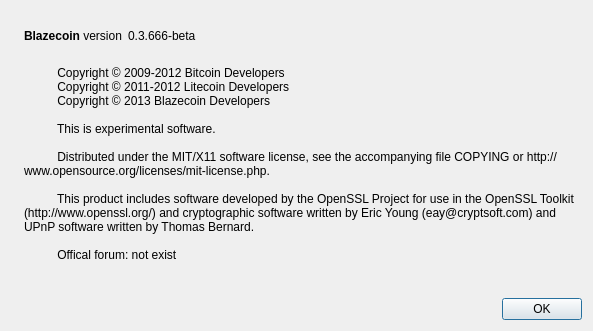
Qt form src/qt/forms/aboutdialog.ui (wpstudio/blazecoin) before a commit.
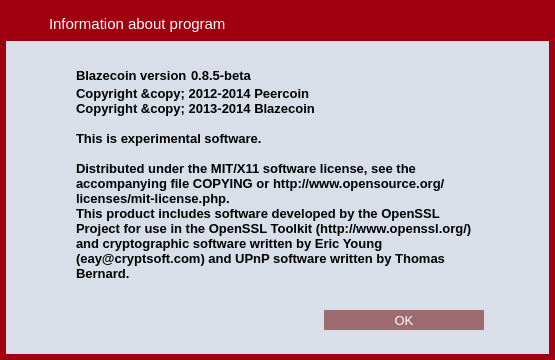
The same form after that commit. Icons and pictures are not drawn.

Commit message: Version 2 fix with Leveldb done right

Patch:
```diff
--- a/src/qt/forms/aboutdialog.ui
+++ b/src/qt/forms/aboutdialog.ui
@@ -6,38 +6,247 @@
    <rect>
     <x>0</x>
     <y>0</y>
-    <width>593</width>
-    <height>331</height>
+    <width>555</width>
+    <height>360</height>
    </rect>
   </property>
+  <property name="minimumSize">
+   <size>
+    <width>555</width>
+    <height>360</height>
+   </size>
+  </property>
+  <property name="maximumSize">
+   <size>
+    <width>555</width>
+    <height>372</height>
+   </size>
+  </property>
   <property name="windowTitle">
    <string>About Blazecoin</string>
   </property>
-  <layout class="QHBoxLayout" name="horizontalLayout_2">
+  <property name="styleSheet">
+   <string notr="true">QLabel {
+	color: #000000;
+}
+
+QDialog {
+	background-color: rgb(158, 0, 15);
+}
+
+</string>
+  </property>
+  <layout class="QVBoxLayout" name="verticalLayout_2">
+   <property name="spacing">
+    <number>0</number>
+   </property>
+   <property name="leftMargin">
+    <number>6</number>
+   </property>
+   <property name="topMargin">
+    <number>6</number>
+   </property>
+   <property name="rightMargin">
+    <number>6</number>
+   </property>
+   <property name="bottomMargin">
+    <number>6</number>
+   </property>
    <item>
-    <widget class="QLabel" name="label_4">
+    <widget class="QFrame" name="frame">
+     <property name="styleSheet">
+      <string notr="true">#frame {
+	background-color: #D8DFE9;
+    border-style:none;
+}</string>
+     </property>
+     <property name="frameShape">
+      <enum>QFrame::StyledPanel</enum>
+     </property>
+     <property name="frameShadow">
+      <enum>QFrame::Raised</enum>
+     </property>
+     <layout class="QVBoxLayout" name="verticalLayout">
+      <property name="spacing">
+       <number>0</number>
+      </property>
+      <property name="leftMargin">
+       <number>0</number>
+      </property>
+      <property name="topMargin">
+       <number>0</number>
+      </property>
+      <property name="rightMargin">
+       <number>0</number>
+      </property>
+      <property name="bottomMargin">
+       <number>0</number>
+      </property>
+      <item>
+       <widget class="QWidget" name="wCaption" native="true">
+        <property name="minimumSize">
+         <size>
+          <width>0</width>
+          <height>35</height>
+         </size>
+        </property>
+        <property name="maximumSize">
+         <size>
+          <width>16777215</width>
+          <height>35</height>
+         </size>
+        </property>
+        <property name="styleSheet">
+         <string notr="true">#wCaption {
+	background-color:  rgb(158, 0, 15);
+}</string>
+        </property>
+        <property name="is_header" stdset="0">
+         <bool>true</bool>
+        </property>
+        <layout class="QHBoxLayout" name="horizontalLayout_19">
+         <property name="leftMargin">
+          <number>0</number>
+         </property>
+         <property name="topMargin">
+          <number>0</number>
+         </property>
+         <property name="rightMargin">
+          <number>0</number>
+         </property>
+         <property name="bottomMargin">
+          <number>0</number>
+         </property>
+         <item>
+          <spacer name="horizontalSpacer_26">
+           <property name="orientation">
+            <enum>Qt::Horizontal</enum>
+           </property>
+           <property name="sizeType">
+            <enum>QSizePolicy::Fixed</enum>
+           </property>
+           <property name="sizeHint" stdset="0">
+            <size>
+             <width>7</width>
+             <height>20</height>
+            </size>
+           </property>
+          </spacer>
+         </item>
+         <item>
+          <widget class="QLabel" name="lbTitleIcon">
      <property name="sizePolicy">
-      <sizepolicy hsizetype="Preferred" vsizetype="Ignored">
+            <sizepolicy hsizetype="Preferred" vsizetype="Preferred">
        <horstretch>0</horstretch>
        <verstretch>0</verstretch>
       </sizepolicy>
      </property>
+           <property name="minimumSize">
+            <size>
+             <width>30</width>
+             <height>30</height>
+            </size>
+           </property>
+           <property name="maximumSize">
+            <size>
+             <width>30</width>
+             <height>30</height>
+            </size>
+           </property>
+           <property name="text">
+            <string/>
+           </property>
      <property name="pixmap">
       <pixmap resource="../bitcoin.qrc">:/images/about</pixmap>
      </property>
     </widget>
    </item>
    <item>
-    <layout class="QVBoxLayout" name="verticalLayout_2">
+          <widget class="QLabel" name="lbTitle">
+           <property name="font">
+            <font>
+             <pointsize>11</pointsize>
+             <stylestrategy>PreferAntialias</stylestrategy>
+            </font>
+           </property>
+           <property name="styleSheet">
+            <string notr="true">QLabel {
+	color: #FFFFFF;
+}</string>
+           </property>
+           <property name="text">
+            <string>Information about program</string>
+           </property>
+          </widget>
+         </item>
      <item>
-      <spacer name="verticalSpacer_2">
+          <widget class="QPushButton" name="bClose">
+           <property name="minimumSize">
+            <size>
+             <width>30</width>
+             <height>30</height>
+            </size>
+           </property>
+           <property name="maximumSize">
+            <size>
+             <width>30</width>
+             <height>30</height>
+            </size>
+           </property>
+           <property name="styleSheet">
+            <string notr="true">QPushButton {
+	image: url(:/res/close_normal.png);
+	border: 0px solid gray;
+}
+QPushButton:pressed:flat {
+	image: url(:/res/close_normal.png);
+}
+
+QPushButton:hover {
+	image: url(:/res/close_hover.png);
+}</string>
+           </property>
+           <property name="text">
+            <string notr="true"/>
+           </property>
+           <property name="flat">
+            <bool>true</bool>
+           </property>
+          </widget>
+         </item>
+        </layout>
+       </widget>
+      </item>
+      <item>
+       <spacer name="verticalSpacer">
        <property name="orientation">
         <enum>Qt::Vertical</enum>
        </property>
+        <property name="sizeType">
+         <enum>QSizePolicy::Fixed</enum>
+        </property>
        <property name="sizeHint" stdset="0">
         <size>
          <width>20</width>
-         <height>40</height>
+          <height>25</height>
+         </size>
+        </property>
+       </spacer>
+      </item>
+      <item>
+       <layout class="QHBoxLayout" name="horizontalLayout_2">
+        <item>
+         <spacer name="horizontalSpacer5">
+          <property name="orientation">
+           <enum>Qt::Horizontal</enum>
+          </property>
+          <property name="sizeType">
+           <enum>QSizePolicy::Fixed</enum>
+          </property>
+          <property name="sizeHint" stdset="0">
+           <size>
+            <width>70</width>
+            <height>20</height>
         </size>
        </property>
       </spacer>
@@ -46,6 +255,13 @@
       <layout class="QHBoxLayout" name="horizontalLayout">
        <item>
         <widget class="QLabel" name="label">
+            <property name="font">
+             <font>
+              <pointsize>10</pointsize>
+              <weight>75</weight>
+              <bold>true</bold>
+             </font>
+            </property>
          <property name="cursor">
           <cursorShape>IBeamCursor</cursorShape>
          </property>
@@ -57,13 +273,109 @@
          </property>
         </widget>
        </item>
+          <item>
+           <spacer name="horizontalSpacer_6">
+            <property name="orientation">
+             <enum>Qt::Horizontal</enum>
+            </property>
+            <property name="sizeType">
+             <enum>QSizePolicy::Fixed</enum>
+            </property>
+            <property name="sizeHint" stdset="0">
+             <size>
+              <width>4</width>
+              <height>20</height>
+             </size>
+            </property>
+           </spacer>
+          </item>
        <item>
         <widget class="QLabel" name="versionLabel">
+            <property name="font">
+             <font>
+              <pointsize>10</pointsize>
+              <weight>75</weight>
+              <bold>true</bold>
+             </font>
+            </property>
          <property name="cursor">
           <cursorShape>IBeamCursor</cursorShape>
          </property>
          <property name="text">
-          <string notr="true">0.3.666-beta</string>
+             <string notr="true">0.8.5-beta</string>
+            </property>
+            <property name="textInteractionFlags">
+             <set>Qt::LinksAccessibleByMouse|Qt::TextSelectableByKeyboard|Qt::TextSelectableByMouse</set>
+            </property>
+           </widget>
+          </item>
+          <item>
+           <spacer name="horizontalSpacer_5">
+            <property name="orientation">
+             <enum>Qt::Horizontal</enum>
+            </property>
+            <property name="sizeHint" stdset="0">
+             <size>
+              <width>40</width>
+              <height>20</height>
+             </size>
+            </property>
+           </spacer>
+          </item>
+         </layout>
+        </item>
+        <item>
+         <spacer name="horizontalSpacer_2">
+          <property name="orientation">
+           <enum>Qt::Horizontal</enum>
+          </property>
+          <property name="sizeType">
+           <enum>QSizePolicy::Fixed</enum>
+          </property>
+          <property name="sizeHint" stdset="0">
+           <size>
+            <width>65</width>
+            <height>20</height>
+           </size>
+          </property>
+         </spacer>
+        </item>
+       </layout>
+      </item>
+      <item>
+       <layout class="QHBoxLayout" name="horizontalLayout_222">
+        <item>
+         <spacer name="horizontalSpacer555">
+          <property name="orientation">
+           <enum>Qt::Horizontal</enum>
+          </property>
+          <property name="sizeType">
+           <enum>QSizePolicy::Fixed</enum>
+          </property>
+          <property name="sizeHint" stdset="0">
+           <size>
+            <width>70</width>
+            <height>20</height>
+           </size>
+          </property>
+         </spacer>
+        </item>
+        <item>
+         <layout class="QHBoxLayout" name="horizontalLayout_cop2">
+          <item>
+           <widget class="QLabel" name="copyrightLabel">
+            <property name="font">
+             <font>
+              <pointsize>10</pointsize>
+              <weight>75</weight>
+              <bold>true</bold>
+             </font>
+            </property>
+            <property name="cursor">
+             <cursorShape>IBeamCursor</cursorShape>
+            </property>
+            <property name="text">
+             <string notr="true">&lt;html&gt;&lt;head/&gt;&lt;body&gt;&lt;p&gt;Copyright &amp;amp;copy; 2012-2014 Peercoin&lt;br /&gt;Copyright &amp;amp;copy; 2013-2014 Blazecoin&lt;/p&gt;&lt;/body&gt;&lt;/html&gt;</string>
          </property>
          <property name="textFormat">
           <enum>Qt::RichText</enum>
@@ -73,40 +385,62 @@
          </property>
         </widget>
        </item>
+         </layout>
+        </item>
        <item>
-        <spacer name="horizontalSpacer">
+         <spacer name="horizontalSpacer_222">
          <property name="orientation">
           <enum>Qt::Horizontal</enum>
          </property>
+          <property name="sizeType">
+           <enum>QSizePolicy::Fixed</enum>
+          </property>
          <property name="sizeHint" stdset="0">
           <size>
-           <width>40</width>
+            <width>65</width>
            <height>20</height>
           </size>
          </property>
         </spacer>
        </item>
       </layout>
+      </item>
+      <item>
+       <layout class="QHBoxLayout" name="horizontalLayout_23">
+        <item>
+         <spacer name="horizontalSpacer56">
+          <property name="orientation">
+           <enum>Qt::Horizontal</enum>
+          </property>
+          <property name="sizeType">
+           <enum>QSizePolicy::Fixed</enum>
+          </property>
+          <property name="sizeHint" stdset="0">
+           <size>
+            <width>70</width>
+            <height>20</height>
+           </size>
+          </property>
+         </spacer>
      </item>
      <item>
       <widget class="QLabel" name="label_2">
+          <property name="font">
+           <font>
+            <pointsize>10</pointsize>
+            <weight>75</weight>
+            <bold>true</bold>
+           </font>
+          </property>
        <property name="cursor">
         <cursorShape>IBeamCursor</cursorShape>
        </property>
        <property name="text">
         <string>
-          Copyright © 2009-2012 Bitcoin Developers
-          Copyright © 2011-2012 Litecoin Developers
-          Copyright © 2013 Blazecoin Developers
+This is experimental software.
 
-          This is experimental software.
-
-          Distributed under the MIT/X11 software license, see the accompanying file COPYING or http://www.opensource.org/licenses/mit-license.php.
-
-          This product includes software developed by the OpenSSL Project for use in the OpenSSL Toolkit (http://www.openssl.org/) and cryptographic software written by Eric Young (eay@cryptsoft.com) and UPnP software written by Thomas Bernard.
-
-          Offical forum: not exist
-        </string>
+Distributed under the MIT/X11 software license, see the accompanying file COPYING or http://www.opensource.org/licenses/mit-license.php.
+This product includes software developed by the OpenSSL Project for use in the OpenSSL Toolkit (http://www.openssl.org/) and cryptographic software written by Eric Young (eay@cryptsoft.com) and UPnP software written by Thomas Bernard.</string>
        </property>
        <property name="wordWrap">
         <bool>true</bool>
@@ -117,29 +451,148 @@
       </widget>
      </item>
      <item>
-      <spacer name="verticalSpacer">
+         <spacer name="horizontalSpacer_23">
        <property name="orientation">
+           <enum>Qt::Horizontal</enum>
+          </property>
+          <property name="sizeType">
+           <enum>QSizePolicy::Fixed</enum>
+          </property>
+          <property name="sizeHint" stdset="0">
+           <size>
+            <width>65</width>
+            <height>20</height>
+           </size>
+          </property>
+         </spacer>
+        </item>
+       </layout>
+      </item>
+      <item>
+       <spacer name="verticalSpacer_3">
+        <property name="orientation">
         <enum>Qt::Vertical</enum>
        </property>
+        <property name="sizeType">
+         <enum>QSizePolicy::Expanding</enum>
+        </property>
        <property name="sizeHint" stdset="0">
         <size>
          <width>20</width>
-         <height>40</height>
+          <height>20</height>
         </size>
        </property>
       </spacer>
      </item>
      <item>
-      <widget class="QDialogButtonBox" name="buttonBox">
+       <widget class="QWidget" name="wAcceptHolder" native="true">
+        <property name="minimumSize">
+         <size>
+          <width>0</width>
+          <height>20</height>
+         </size>
+        </property>
+        <layout class="QHBoxLayout" name="horizontalLayout">
+         <property name="spacing">
+          <number>0</number>
+         </property>
+         <property name="leftMargin">
+          <number>0</number>
+         </property>
+         <property name="topMargin">
+          <number>0</number>
+         </property>
+         <property name="rightMargin">
+          <number>0</number>
+         </property>
+         <property name="bottomMargin">
+          <number>0</number>
+         </property>
+         <item>
+          <spacer name="horizontalSpacer_3">
        <property name="orientation">
         <enum>Qt::Horizontal</enum>
        </property>
-       <property name="standardButtons">
-        <set>QDialogButtonBox::Ok</set>
-       </property>
-      </widget>
-     </item>
-    </layout>
+           <property name="sizeHint" stdset="0">
+            <size>
+             <width>40</width>
+             <height>20</height>
+            </size>
+           </property>
+          </spacer>
+         </item>
+         <item>
+          <widget class="QPushButton" name="bAccept">
+           <property name="font">
+            <font>
+             <pointsize>10</pointsize>
+             <stylestrategy>PreferAntialias</stylestrategy>
+            </font>
+           </property>
+           <property name="styleSheet">
+            <string notr="true">QPushButton {
+	background-color: #9e6b70;
+	color: #FFFFFF;
+	border: 0px solid gray;
+	max-height: 20px;
+	min-height: 20px;
+	max-width: 160px;
+	min-width: 160px;
+}
+
+QPushButton:hover {
+	background-color: #ff051d;
+}
+
+QPushButton:pressed:flat {
+	background-color: #ff051d;
+}</string>
+           </property>
+           <property name="text">
+            <string>OK</string>
+           </property>
+           <property name="flat">
+            <bool>true</bool>
+           </property>
+          </widget>
+         </item>
+         <item>
+          <spacer name="horizontalSpacer_4">
+           <property name="orientation">
+            <enum>Qt::Horizontal</enum>
+           </property>
+           <property name="sizeType">
+            <enum>QSizePolicy::Fixed</enum>
+           </property>
+           <property name="sizeHint" stdset="0">
+            <size>
+             <width>65</width>
+             <height>20</height>
+            </size>
+           </property>
+          </spacer>
+         </item>
+        </layout>
+       </widget>
+      </item>
+      <item>
+       <spacer name="verticalSpacer_2">
+        <property name="orientation">
+         <enum>Qt::Vertical</enum>
+        </property>
+        <property name="sizeType">
+         <enum>QSizePolicy::Fixed</enum>
+        </property>
+        <property name="sizeHint" stdset="0">
+         <size>
+          <width>20</width>
+          <height>24</height>
+         </size>
+        </property>
+       </spacer>
+      </item>
+     </layout>
+    </widget>
    </item>
   </layout>
  </widget>
```
Left out of the diff: 30 changed lines with no effect on the pictures. Lines whose indentation alone changed are shown as unchanged. The commit also changes 833 other files.
